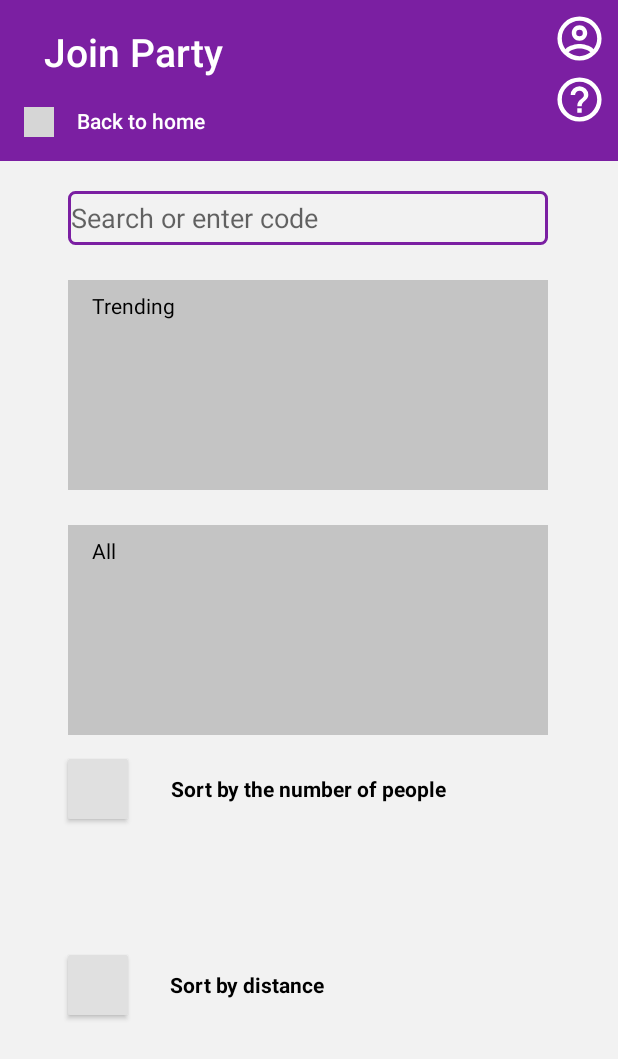
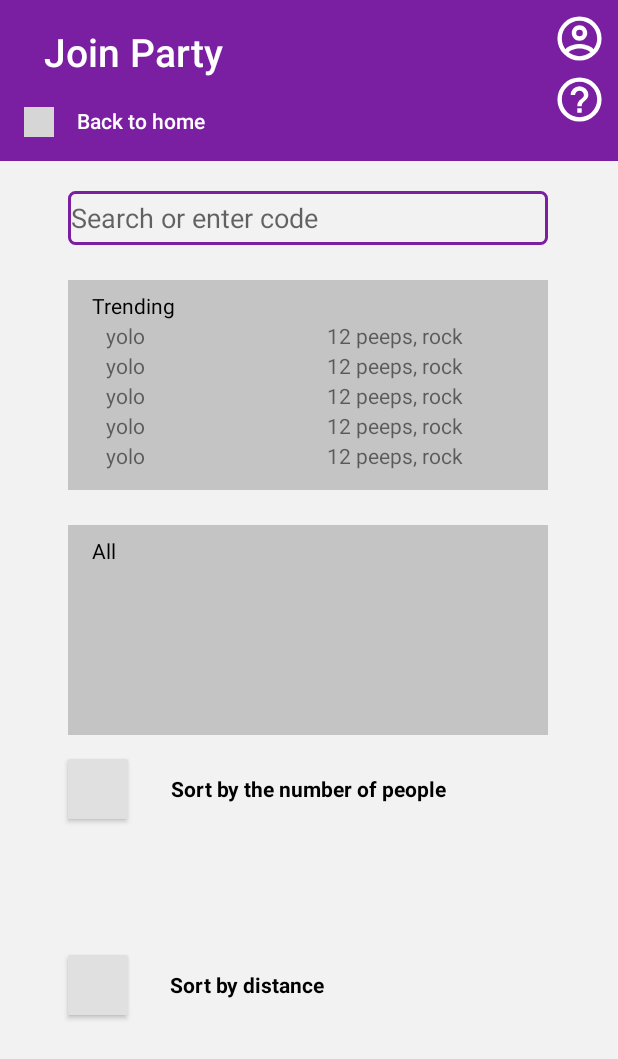
Before and after one commit to nlyu/Project_Android_SilentDisco_Music, an Android app: the JoinParty screen opened directly, with no data from a screen before it, on a phone screen of 412 x 824 dp. Shown: the top 1059 px of the screen. Run offline under Robolectric (Android 15) with nearby library versions, the phone set to English and light mode, and no system bars; grey boxes are pictures that could not be loaded.

Commit message:
add PartyAdapter, PartyContainer, party_data.xml and use them to populate recyclerview

```diff
--- a/app/src/main/java/com/cs160/finalproj/slientDisco/JoinParty.java
+++ b/app/src/main/java/com/cs160/finalproj/slientDisco/JoinParty.java
@@ -4,6 +4,8 @@ import android.content.Intent;
 import android.support.constraint.ConstraintLayout;
 import android.support.v7.app.AppCompatActivity;
 import android.os.Bundle;
+import android.support.v7.widget.LinearLayoutManager;
+import android.support.v7.widget.RecyclerView;
 import android.view.View;
 import android.widget.Button;
 import android.widget.ImageView;
@@ -11,6 +13,9 @@ import android.widget.RelativeLayout;
 import android.widget.TextView;
 import android.widget.Toast;
 import android.widget.ToggleButton;
+
+import java.util.ArrayList;
+import java.util.HashMap;
 
 public class JoinParty extends AppCompatActivity {
 
@@ -26,6 +31,15 @@ public class JoinParty extends AppCompatActivity {
     private ToggleButton mSortByDist;
     private ToggleButton mSortByNum;
 
+    private RecyclerView mTrendingRV;
+    private RecyclerView mAllRV;
+
+    private PartyAdapter mAdapter;
+    private RecyclerView.LayoutManager mLayoutManager;
+
+    // trending party data TODO: replace with real firebase data
+    private ArrayList<PartyContainer> trendingPartyData;
+
     String mUsername;
     double latitude;
     double longitude;
@@ -38,6 +52,10 @@ public class JoinParty extends AppCompatActivity {
         getComponents();
         getExtrasFromBundle();
         setOnClickListeners();
+
+        trendingPartyData = new ArrayList<PartyContainer>();
+        populateRecyclerViewData();
+        setUpRecyclerView(trendingPartyData);
 
         //TODO, ONLY FOR DEMO USE
         trendingPanel = findViewById(R.id.Join_Party_Trending);
@@ -65,6 +83,62 @@ public class JoinParty extends AppCompatActivity {
             }
         });
 
+
+
+
+        String location = latitude + ", " + longitude;
+        Toast.makeText(JoinParty.this, location, Toast.LENGTH_LONG).show();
+    }
+
+    public void populateRecyclerViewData() {
+        // mTrendingRV
+        // populate dummy view
+        // partyName, numPeople, genre
+        PartyContainer e1 = new PartyContainer("yolo", 12, "rock");
+        PartyContainer e2 = new PartyContainer("yolo", 12, "rock");
+        PartyContainer e3 = new PartyContainer("yolo", 12, "rock");
+        PartyContainer e4 = new PartyContainer("yolo", 12, "rock");
+        PartyContainer e5 = new PartyContainer("yolo", 12, "rock");
+        trendingPartyData.add(e1);
+        trendingPartyData.add(e2);
+        trendingPartyData.add(e3);
+        trendingPartyData.add(e4);
+        trendingPartyData.add(e5);
+
+    }
+
+    public void setUpRecyclerView(ArrayList<PartyContainer> trendingPartyData) {
+        // increase performace from static size list
+        mTrendingRV.setHasFixedSize(true);
+        mLayoutManager = new LinearLayoutManager(this);
+        mAdapter = new PartyAdapter(trendingPartyData);
+
+        mTrendingRV.setLayoutManager(mLayoutManager);
+        mTrendingRV.setAdapter(mAdapter);
+    }
+
+    public void getComponents() {
+
+        mProfileButton = findViewById(R.id.join_party_account_icon);
+        mHelpButton = findViewById(R.id.join_party_help_icon);
+
+        //createPartyButton = findViewById(R.id.join_party_create_button);
+        mBackButton = findViewById(R.id.join_party_back_arrow);
+        mBackText = findViewById(R.id.join_party_back_text);
+
+        // get toggle buttons
+        mSortByDist = findViewById(R.id.sort_by_distance);
+        mSortByNum = findViewById(R.id.sort_by_people);
+
+        // get recyclerviews
+        mTrendingRV = findViewById(R.id.join_party_trending_recycler_vew);
+        mAllRV = findViewById(R.id.join_party_all_recycler_vew);
+
+    }
+
+    // TODO: move above onClickListeners here
+    public void setOnClickListeners() {
+
         //User profile
         mProfileButton.setOnClickListener(new View.OnClickListener() {
             @Override
@@ -88,26 +162,6 @@ public class JoinParty extends AppCompatActivity {
         });
 
 
-        String location = latitude + ", " + longitude;
-        Toast.makeText(JoinParty.this, location, Toast.LENGTH_LONG).show();
-    }
-
-    public void getComponents() {
-
-        mProfileButton = findViewById(R.id.join_party_account_icon);
-        mHelpButton = findViewById(R.id.join_party_help_icon);
-
-        //createPartyButton = findViewById(R.id.join_party_create_button);
-        mBackButton = findViewById(R.id.join_party_back_arrow);
-        mBackText = findViewById(R.id.join_party_back_text);
-
-        // get toggle buttons
-        mSortByDist = findViewById(R.id.sort_by_distance);
-        mSortByNum = findViewById(R.id.sort_by_people);
-    }
-
-    // TODO: move above onClickListeners here
-    public void setOnClickListeners() {
         mBackButton.setOnClickListener(new View.OnClickListener() {
             @Override
             public void onClick(View v) {
--- /dev/null
+++ b/app/src/main/java/com/cs160/finalproj/slientDisco/PartyAdapter.java
@@ -0,0 +1,81 @@
+package com.cs160.finalproj.slientDisco;
+
+import android.support.v7.widget.RecyclerView;
+import android.view.LayoutInflater;
+import android.view.View;
+import android.view.ViewGroup;
+import android.widget.ImageView;
+import android.widget.TextView;
+
+import java.util.ArrayList;
+
+public class PartyAdapter extends RecyclerView.Adapter<PartyAdapter.PartyViewHolder>  {
+
+    private ArrayList<PartyContainer> mPartyList;
+
+    public onItemClickedListener mListener;
+    public interface onItemClickedListener {
+        void onItemClick(int position);
+    }
+    public void setOnItemClickedListener(onItemClickedListener listener) {
+        mListener = listener;
+    }
+
+
+    public static class PartyViewHolder extends RecyclerView.ViewHolder {
+        // declare instance vars
+        //public ImageView mImageView;
+        public TextView mPartyName;
+        public TextView mPartyInfo;
+
+        public PartyViewHolder(View itemView, final onItemClickedListener listener) {
+            super(itemView);
+            // set instance vars from view
+            mPartyName = itemView.findViewById(R.id.party_item_party_name);
+            mPartyInfo = itemView.findViewById(R.id.party_item_party_info);
+            // mImageView = itemView.findViewById(R.id.imageView);
+            // mTextView1 = itemView.findViewById(R.id.textView);
+            // mTextView2 = itemView.findViewById(R.id.textView2);
+
+            itemView.setOnClickListener(new View.OnClickListener() {
+                @Override
+                public void onClick(View view) {
+                    if (listener != null) {
+                        int position = getAdapterPosition();
+                        if (position != RecyclerView.NO_POSITION) {
+                            listener.onItemClick(position);
+                        }
+                    }
+                }
+            });
+
+        }
+    }
+
+    public PartyAdapter(ArrayList<PartyContainer> partyList) {
+        mPartyList = partyList;
+    }
+
+    @Override
+    public PartyViewHolder onCreateViewHolder(ViewGroup parent, int viewType) {
+        View v = LayoutInflater.from(parent.getContext()).inflate(R.layout.party_item, parent, false);
+        PartyViewHolder pvh = new PartyViewHolder(v, mListener);
+        return pvh;
+    }
+
+    @Override
+    public void onBindViewHolder(PartyViewHolder holder, int position) {
+        PartyContainer currentParty = mPartyList.get(position);
+        // attach instance vars to holder
+        holder.mPartyName.setText(currentParty.getPartyName());
+        String numPeople = Integer.toString(currentParty.getNumPeople());
+        String genre = currentParty.getGenre();
+        String info = numPeople + " peeps, " + genre;
+        holder.mPartyInfo.setText(info);
+    }
+
+    @Override
+    public int getItemCount() {
+        return mPartyList.size();
+    }
+}
--- /dev/null
+++ b/app/src/main/java/com/cs160/finalproj/slientDisco/PartyContainer.java
@@ -0,0 +1,38 @@
+package com.cs160.finalproj.slientDisco;
+
+public class PartyContainer {
+
+    private String partyName;
+    private int numPeople;
+    private String genre;
+
+    public PartyContainer(String partyName, int numPeople, String genre) {
+        this.partyName = partyName;
+        this.numPeople = numPeople;
+        this.genre = genre;
+    }
+
+    public String getPartyName() {
+        return partyName;
+    }
+
+    public int getNumPeople() {
+        return numPeople;
+    }
+
+    public String getGenre() {
+        return genre;
+    }
+
+    public void setPartyName(String partyName) {
+        this.partyName = partyName;
+    }
+
+    public void setNumPeople(int numPeople) {
+        this.numPeople = numPeople;
+    }
+
+    public void setGenre(String genre) {
+        this.genre = genre;
+    }
+}
--- a/app/src/main/res/layout/activity_join_party.xml
+++ b/app/src/main/res/layout/activity_join_party.xml
@@ -165,6 +165,7 @@
             app:layout_constraintStart_toStartOf="parent">
 
             <android.support.v7.widget.RecyclerView
+                android:id="@+id/join_party_trending_recycler_vew"
                 android:layout_width="320dp"
                 android:layout_height="100dp"
                 app:layout_constraintBottom_toBottomOf="parent"
@@ -205,6 +206,7 @@
             app:layout_constraintStart_toStartOf="parent">
 
             <android.support.v7.widget.RecyclerView
+                android:id="@+id/join_party_all_recycler_vew"
                 android:layout_width="320dp"
                 android:layout_height="100dp"
                 app:layout_constraintBottom_toBottomOf="parent"
--- /dev/null
+++ b/app/src/main/res/layout/party_item.xml
@@ -0,0 +1,27 @@
+<?xml version="1.0" encoding="utf-8"?>
+<android.support.constraint.ConstraintLayout xmlns:android="http://schemas.android.com/apk/res/android"
+    xmlns:app="http://schemas.android.com/apk/res-auto"
+    xmlns:tools="http://schemas.android.com/tools"
+    android:layout_width="320dp"
+    android:layout_height="20dp"
+    android:background="@color/toggle_button_on">
+
+
+    <TextView
+        android:id="@+id/party_item_party_name"
+        android:layout_width="100dp"
+        android:layout_height="wrap_content"
+        android:layout_marginStart="25dp"
+        android:text="TextView"
+        app:layout_constraintStart_toStartOf="parent"
+        app:layout_constraintTop_toTopOf="parent" />
+
+    <TextView
+        android:id="@+id/party_item_party_info"
+        android:layout_width="100dp"
+        android:layout_height="wrap_content"
+        android:layout_marginEnd="47dp"
+        android:text="TextView"
+        app:layout_constraintEnd_toEndOf="parent"
+        app:layout_constraintTop_toTopOf="parent" />
+</android.support.constraint.ConstraintLayout>
```
Also changed, not shown: 232 other files.
